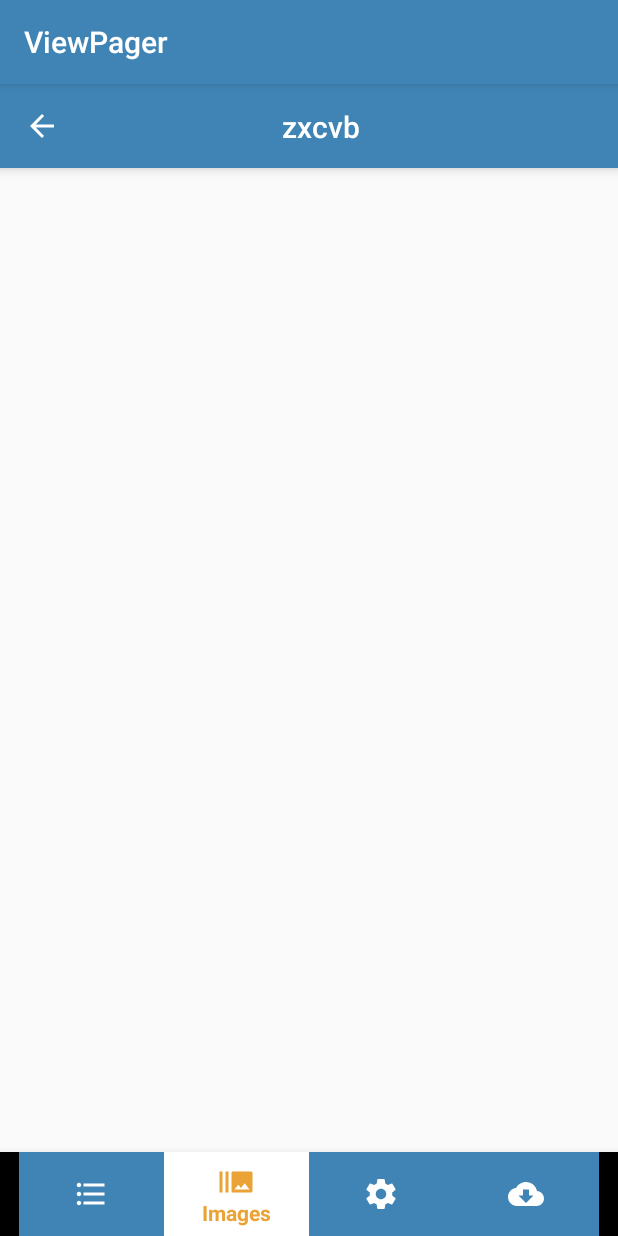
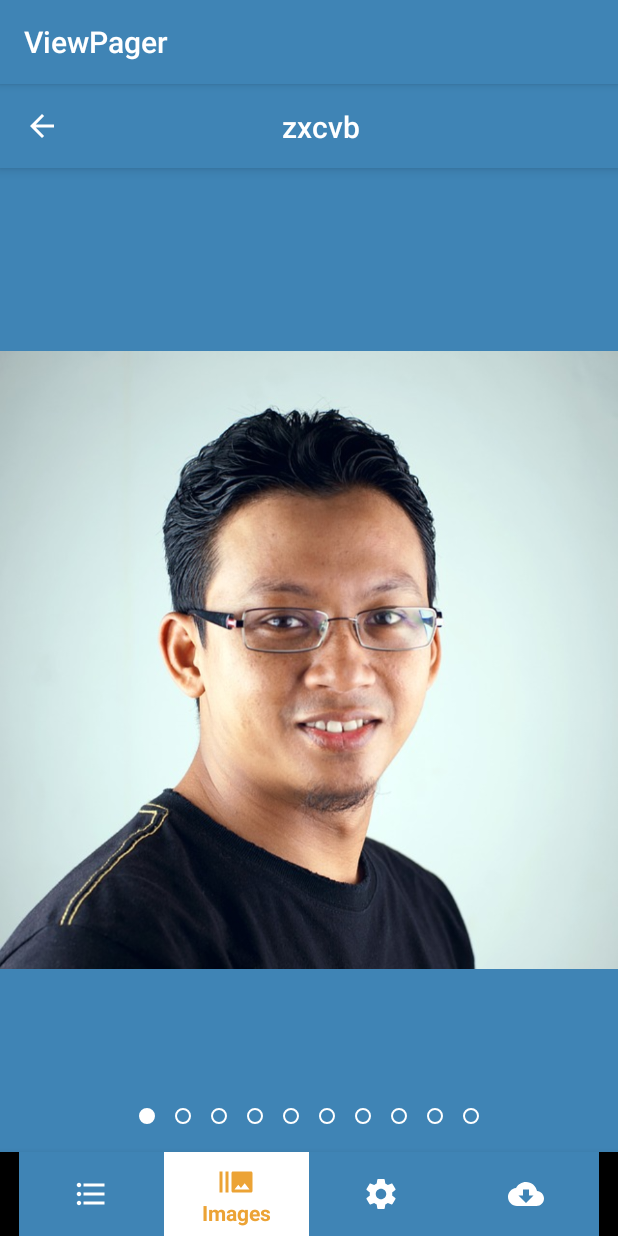
Before and after one commit to preyansh11911/Kotlin_Structure_3.0, an Android app: the screen it shows after launch (MainActivity), item 2 of the bottom bar chosen, on a phone screen of 412 x 824 dp. Run offline under Robolectric (Android 15) with nearby library versions, the phone set to English and light mode, and no system bars; our stand-ins replace data binding; 3 statements that could not run were skipped.

Commit message:
- ViewPager Done

```diff
--- a/Kotlin_Practice_2.8/app/src/main/java/com/example/parth/kotlin_practice_28/FragmentViewPager/BlankFragment.kt
+++ b/Kotlin_Practice_2.8/app/src/main/java/com/example/parth/kotlin_practice_28/FragmentViewPager/BlankFragment.kt
@@ -1,10 +1,22 @@
 package com.example.parth.kotlin_practice_28.FragmentViewPager
 
+import android.os.Bundle
 import com.example.parth.kotlin_practice_28.R
 import com.example.parth.kotlin_practice_28.databinding.FragmentBlankBinding
+import com.support.POJOModel
 import com.support.core_utils.CoreFragment_DataBinding
 
 class BlankFragment : CoreFragment_DataBinding<BlankFragment, FragmentBlankBinding, BlankViewModel>() {
+
+    companion object {
+        fun newInstance(mItem: POJOModel): BlankFragment {
+            val frag = BlankFragment()
+            val args = Bundle()
+            args.putParcelable("single_item", mItem)
+            frag.arguments = args
+            return frag
+        }
+    }
 
     override fun workArea() {
         vm?.setImages()
--- a/Kotlin_Practice_2.8/app/src/main/java/com/example/parth/kotlin_practice_28/FragmentViewPager/ImagePagerViewModel.kt
+++ b/Kotlin_Practice_2.8/app/src/main/java/com/example/parth/kotlin_practice_28/FragmentViewPager/ImagePagerViewModel.kt
@@ -8,9 +8,10 @@ class ImagePagerViewModel(val mFragment: ImagePagerFragment) : FragmentViewModel
     fun setViewPager() {
 //        mFragment.binding.viewPager.adapter = SamplePagerAdapter(mFragment.childFragmentManager, createImageList())
 
-        mFragment.binding.viewPager.setUp(mFragment.childFragmentManager, createImageList(), BlankFragment()) {
-
-        }
+        mFragment.binding.viewPager
+                .setUp(mFragment.childFragmentManager,
+                        createImageList()) { getFragmentInstance { BlankFragment.newInstance(it) } }
+        mFragment.binding.tabLayout.setupWithViewPager(mFragment.binding.viewPager)
     }
 
     fun createImageList(): ArrayList<PagerSingleItemModel> {
--- a/Kotlin_Practice_2.8/app/src/main/res/layout/fragment_image_pager.xml
+++ b/Kotlin_Practice_2.8/app/src/main/res/layout/fragment_image_pager.xml
@@ -1,5 +1,6 @@
 <?xml version="1.0" encoding="utf-8"?>
 <layout xmlns:android="http://schemas.android.com/apk/res/android"
+    xmlns:app="http://schemas.android.com/apk/res-auto"
     xmlns:tools="http://schemas.android.com/tools">
 
     <data>
@@ -12,6 +13,7 @@
     <android.support.constraint.ConstraintLayout
         android:layout_width="match_parent"
         android:layout_height="match_parent"
+        android:background="@color/colorPrimary"
         tools:context=".FragmentViewPager.ImagePagerFragment">
 
         <android.support.v4.view.ViewPager
@@ -19,5 +21,16 @@
             android:layout_width="match_parent"
             android:layout_height="match_parent" />
 
+        <android.support.design.widget.TabLayout
+            android:id="@+id/tab_layout"
+            android:layout_width="0dp"
+            android:layout_height="wrap_content"
+            app:layout_constraintBottom_toBottomOf="parent"
+            app:layout_constraintLeft_toLeftOf="parent"
+            app:layout_constraintRight_toRightOf="parent"
+            app:tabBackground="@drawable/view_pager_tab_selector"
+            app:tabGravity="center"
+            app:tabIndicatorHeight="0dp" />
+
     </android.support.constraint.ConstraintLayout>
 </layout>
--- a/Kotlin_Practice_2.8/support/src/main/java/com/support/builders/ViewPagerBuilder/ViewPagerBuilder.kt
+++ b/Kotlin_Practice_2.8/support/src/main/java/com/support/builders/ViewPagerBuilder/ViewPagerBuilder.kt
@@ -1,31 +1,27 @@
 package com.support.builders.ViewPagerBuilder
 
+import android.support.design.widget.TabLayout
 import android.support.v4.app.Fragment
 import android.support.v4.app.FragmentManager
 import android.support.v4.app.FragmentPagerAdapter
 import android.support.v4.view.ViewPager
-import com.example.parth.kotlinpractice_2.support.BaseFragment
+import android.view.Gravity
 import com.support.POJOModel
 
-fun <T : POJOModel> ViewPager.setUp(
+inline fun <T : POJOModel> ViewPager.setUp(
         fManager: FragmentManager,
         mItems: ArrayList<T>,
-        singleItemFrag: BaseFragment,
-        builder: ViewPagerBuilder<T>.() -> Unit) = ViewPagerBuilder(fManager, this, mItems, singleItemFrag).apply(builder)
+        builder: ViewPagerBuilder<T>.() -> Unit) = ViewPagerBuilder(fManager, this, mItems).apply(builder)
 
 class ViewPagerBuilder<T : POJOModel>(
         fManager: FragmentManager,
-        viewPager: ViewPager,
-        val mItems: ArrayList<T>,
-        val singleItemFrag: BaseFragment) : FragmentPagerAdapter(fManager) {
+        val viewPager: ViewPager,
+        val mItems: ArrayList<T>) : FragmentPagerAdapter(fManager) {
+
+    var fragmentInstanceListener: ((T) -> Fragment)? = null
 
     override fun getItem(position: Int): Fragment {
-//        val args = Bundle()
-//        args.putParcelable("single_item", mItems[position])
-//        singleItemFrag.setArguments(args)
-//        return singleItemFrag
-
-        return singleItemFrag.newInstance(mItems[position])
+        return fragmentInstanceListener?.invoke(mItems[position])!!
     }
 
     override fun getCount(): Int = mItems.size
@@ -33,4 +29,13 @@ class ViewPagerBuilder<T : POJOModel>(
     init {
         viewPager.adapter = this
     }
+
+    fun getFragmentInstance(l: (T) -> Fragment) {
+        fragmentInstanceListener = l
+    }
+
+    fun setTabLayout(tabLayout: TabLayout) {
+        tabLayout.tabGravity = Gravity.CENTER
+        tabLayout.setupWithViewPager(viewPager)
+    }
 }
--- /dev/null
+++ b/Kotlin_Practice_2.8/support/src/main/res/drawable/intro_default_dot.xml
@@ -0,0 +1,11 @@
+<?xml version="1.0" encoding="utf-8"?>
+<shape xmlns:android="http://schemas.android.com/apk/res/android"
+    android:innerRadius="4dp"
+    android:shape="ring"
+    android:thickness="1dp"
+    android:useLevel="false">
+    <solid android:color="@android:color/white" />
+    <size
+        android:width="10dp"
+        android:height="10dp" />
+</shape>
--- /dev/null
+++ b/Kotlin_Practice_2.8/support/src/main/res/drawable/intro_selected_dot.xml
@@ -0,0 +1,12 @@
+<?xml version="1.0" encoding="utf-8"?>
+<layer-list xmlns:android="http://schemas.android.com/apk/res/android">
+    <item>
+        <shape
+            android:innerRadius="0dp"
+            android:shape="ring"
+            android:thickness="5dp"
+            android:useLevel="false">
+            <solid android:color="@android:color/white" />
+        </shape>
+    </item>
+</layer-list>
--- /dev/null
+++ b/Kotlin_Practice_2.8/support/src/main/res/drawable/view_pager_tab_selector.xml
@@ -0,0 +1,7 @@
+<?xml version="1.0" encoding="utf-8"?>
+<selector xmlns:android="http://schemas.android.com/apk/res/android">
+
+    <item android:drawable="@drawable/intro_selected_dot" android:state_selected="true" />
+
+    <item android:drawable="@drawable/intro_default_dot" />
+</selector>
```
